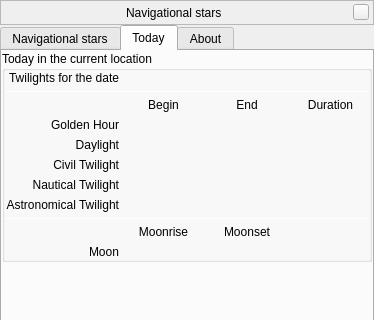
This is plugins/NavStars/src/gui/navStarsWindow.ui in Stellarium/stellarium as Qt 5 draws it before an edit; both pictures show x 0 to 374 and y 0 to 320 of the 374 by 463 pixel window. The edited form follows.
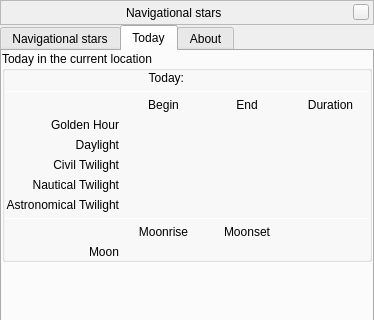
This is the edited form. The open tabs and pages were chosen to show the change. Custom widgets are drawn as their Qt base class.

What changed in the file:
```diff
--- a/plugins/NavStars/src/gui/navStarsWindow.ui
+++ b/plugins/NavStars/src/gui/navStarsWindow.ui
@@ -413,6 +413,27 @@
            <number>0</number>
           </property>
           <item row="0" column="0">
+           <layout class="QHBoxLayout" name="horizontalLayout_2">
+            <item>
+             <widget class="QLabel" name="labelDate">
+              <property name="text">
+               <string>Today:</string>
+              </property>
+              <property name="alignment">
+               <set>Qt::AlignRight|Qt::AlignTrailing|Qt::AlignVCenter</set>
+              </property>
+             </widget>
+            </item>
+            <item>
+             <widget class="QLabel" name="labelToday">
+              <property name="text">
+               <string/>
+              </property>
+             </widget>
+            </item>
+           </layout>
+          </item>
+          <item row="1" column="0">
            <layout class="QGridLayout" name="gridLayout_4">
             <item row="5" column="3">
              <widget class="QLabel" name="labelCivilTwilightDuration">
@@ -427,13 +448,6 @@
               </property>
              </widget>
             </item>
-            <item row="0" column="1" colspan="2">
-             <widget class="QLabel" name="labelToday">
-              <property name="text">
-               <string/>
-              </property>
-             </widget>
-            </item>
             <item row="5" column="2">
              <widget class="QLabel" name="labelCivilTwilightEnd">
               <property name="text">
@@ -467,16 +481,6 @@
               </property>
              </widget>
             </item>
-            <item row="0" column="0">
-             <widget class="QLabel" name="labelDate">
-              <property name="text">
-               <string>Twilights for the date</string>
-              </property>
-              <property name="alignment">
-               <set>Qt::AlignRight|Qt::AlignTrailing|Qt::AlignVCenter</set>
-              </property>
-             </widget>
-            </item>
             <item row="2" column="1">
              <widget class="QLabel" name="labelBegin">
               <property name="text">
```
